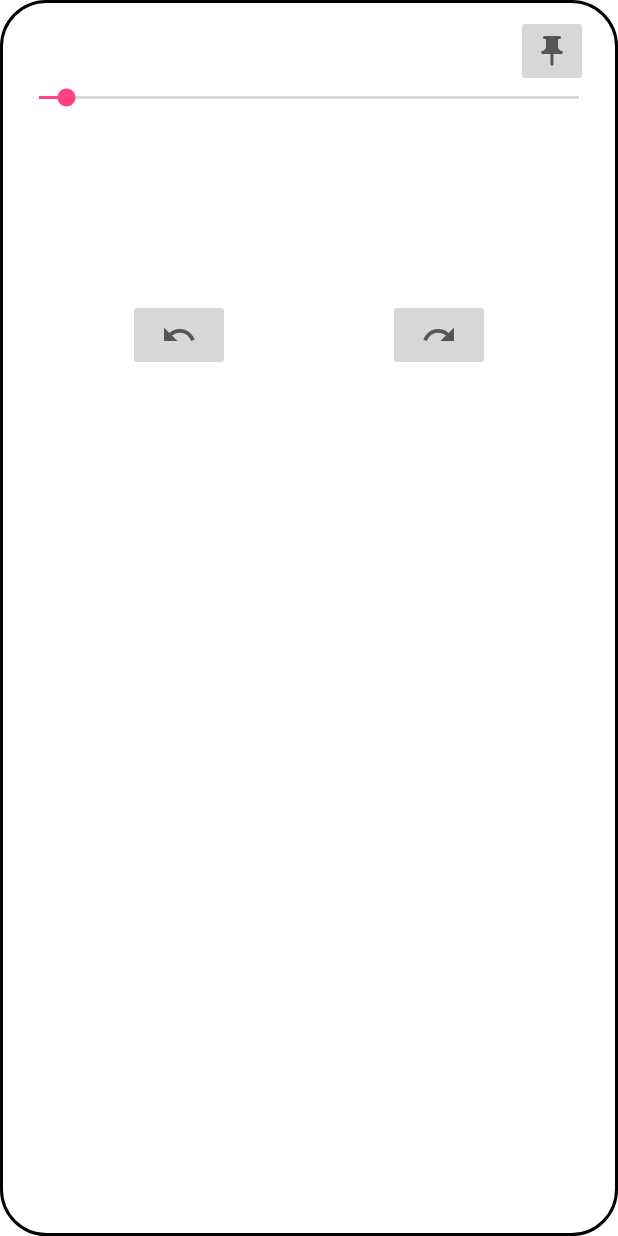
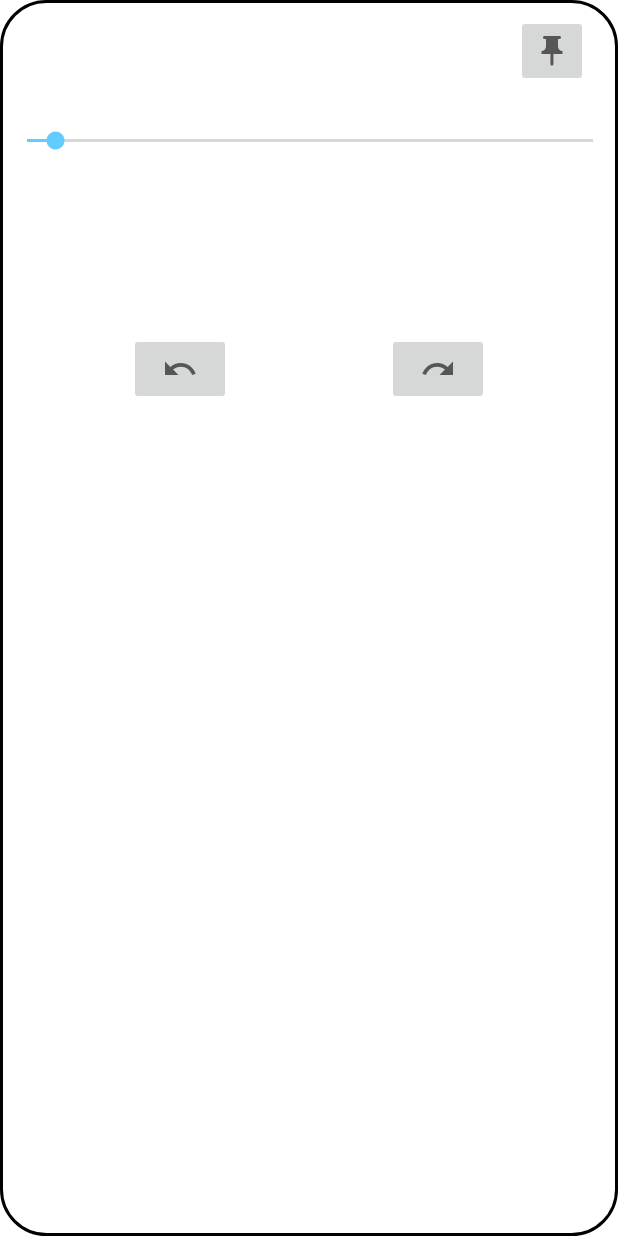
Before and after one commit to l3ger0j/Simple-Dimple-Draw, an Android app: the layout popup_fab.xml on its own in the app's theme, with its tools: preview values and no code run, on a phone screen of 412 x 824 dp. Run offline under Robolectric (Android 15) with nearby library versions, the phone set to English and light mode, and no system bars.

Commit message:
Update to 1.7.6-rc.4 I hope this is the last prerelease commit

```diff
--- a/app/build.gradle
+++ b/app/build.gradle
@@ -11,8 +11,8 @@ android {
         applicationId "org.l3ger0j.simpledimpledraw"
         minSdk 21
         targetSdk 32
-        versionCode 13
-        versionName "1.7.5-rc.4"
+        versionCode 14
+        versionName "1.7.6-rc.4"
 
         testInstrumentationRunner "androidx.test.runner.AndroidJUnitRunner"
     }
--- a/app/src/main/java/org/l3ger0j/simpledimpledraw/MainActivity.java
+++ b/app/src/main/java/org/l3ger0j/simpledimpledraw/MainActivity.java
@@ -425,6 +425,7 @@ public class MainActivity extends AppCompatActivity implements ColorPickerDialog
     @Override
     public void onStopTrackingTouch(@NonNull SeekBar seekBar) {
         simpleDimpleDrawingView.setStroke(seekBar.getProgress());
+        shapeManager.mStrokeWidth = seekBar.getProgress();
     }
     // endregion
 
@@ -468,8 +469,10 @@ public class MainActivity extends AppCompatActivity implements ColorPickerDialog
     public void onColorSelected(int dialogId , int color) {
         if (dialogId == 1) {
             simpleDimpleDrawingView.setBackgroundColor(color);
+            popupWindowBuilder.setBackgroundColor(color);
         } else if (dialogId == 2) {
             simpleDimpleDrawingView.setColor(color);
+            shapeManager.mStrokeColor = color;
         }
     }
 
--- /dev/null
+++ b/app/src/main/res/drawable/baseline_circle_24.xml
@@ -0,0 +1,5 @@
+<vector android:height="34dp" android:tint="#C1C1C1"
+    android:viewportHeight="24" android:viewportWidth="24"
+    android:width="34dp" xmlns:android="http://schemas.android.com/apk/res/android">
+    <path android:fillColor="@android:color/white" android:pathData="M12,2C6.47,2 2,6.47 2,12s4.47,10 10,10 10,-4.47 10,-10S17.53,2 12,2z"/>
+</vector>
--- a/app/src/main/res/layout/popup_capture_menu.xml
+++ b/app/src/main/res/layout/popup_capture_menu.xml
@@ -1,5 +1,6 @@
 <?xml version="1.0" encoding="utf-8"?>
-<LinearLayout xmlns:android="http://schemas.android.com/apk/res/android"
+<LinearLayout
+    xmlns:android="http://schemas.android.com/apk/res/android"
     xmlns:app="http://schemas.android.com/apk/res-auto"
     android:orientation="horizontal"
     android:layout_width="match_parent"
--- a/app/src/main/res/layout/popup_clear.xml
+++ b/app/src/main/res/layout/popup_clear.xml
@@ -1,6 +1,7 @@
 <?xml version="1.0" encoding="utf-8"?>
 <LinearLayout xmlns:android="http://schemas.android.com/apk/res/android"
     xmlns:app="http://schemas.android.com/apk/res-auto"
+    android:background="@android:color/transparent"
     android:layout_width="match_parent"
     android:layout_height="match_parent">
 
--- a/app/src/main/res/layout/popup_color_setting.xml
+++ b/app/src/main/res/layout/popup_color_setting.xml
@@ -2,6 +2,7 @@
 <LinearLayout
     xmlns:android="http://schemas.android.com/apk/res/android"
     xmlns:app="http://schemas.android.com/apk/res-auto"
+    android:background="@android:color/transparent"
     android:layout_width="match_parent"
     android:layout_height="match_parent">
 
--- a/app/src/main/res/layout/popup_fab.xml
+++ b/app/src/main/res/layout/popup_fab.xml
@@ -1,6 +1,8 @@
 <?xml version="1.0" encoding="utf-8"?>
-<RelativeLayout xmlns:android="http://schemas.android.com/apk/res/android"
+<androidx.constraintlayout.widget.ConstraintLayout xmlns:android="http://schemas.android.com/apk/res/android"
     xmlns:app="http://schemas.android.com/apk/res-auto"
+    xmlns:tools="http://schemas.android.com/tools"
+    android:id="@+id/relativeLayout"
     android:layout_width="match_parent"
     android:layout_height="match_parent"
     android:background="@drawable/custom_border"
@@ -8,60 +10,66 @@
 
     <SeekBar
         android:id="@+id/seekBar"
-        android:layout_width="match_parent"
+        android:layout_width="409dp"
         android:layout_height="40dp"
-        android:layout_alignParentTop="true"
-        android:layout_marginTop="35dp"
-        android:progress="5" />
+        android:layout_marginTop="64dp"
+        android:layout_marginBottom="35dp"
+        android:progress="5"
+        app:layout_constraintBottom_toTopOf="@+id/textView"
+        app:layout_constraintEnd_toEndOf="parent"
+        app:layout_constraintStart_toStartOf="parent"
+        app:layout_constraintTop_toTopOf="parent" />
 
     <TextView
         android:id="@+id/textView"
-        android:layout_width="370dp"
-        android:layout_height="43dp"
-        android:layout_below="@+id/seekBar"
-        android:layout_centerHorizontal="true"
+        android:layout_width="wrap_content"
+        android:layout_height="wrap_content"
         android:layout_marginTop="35dp"
         android:fontFamily="sans-serif"
         android:textAlignment="center"
         android:textSize="24sp"
         android:textStyle="bold"
-        android:typeface="normal" />
+        android:typeface="normal"
+        app:layout_constraintLeft_toLeftOf="parent"
+        app:layout_constraintRight_toRightOf="parent"
+        app:layout_constraintTop_toBottomOf="@+id/seekBar" />
 
     <ImageButton
         android:id="@+id/turnMoveDialog"
         style="@android:style/Widget.Material.ImageButton"
         android:layout_width="wrap_content"
         android:layout_height="wrap_content"
-        android:layout_alignParentEnd="true"
         android:layout_marginEnd="10dp"
         android:contentDescription="@android:string/untitled"
         android:minWidth="48dp"
         android:minHeight="48dp"
+        app:layout_constraintEnd_toEndOf="parent"
+        app:layout_constraintTop_toTopOf="parent"
         app:srcCompat="@drawable/baseline_push_pin_24" />
 
     <ImageButton
         android:id="@+id/redoButton"
         android:layout_width="68dp"
         android:layout_height="wrap_content"
-        android:layout_below="@+id/textView"
-        android:layout_alignParentEnd="true"
-        android:layout_marginTop="35dp"
-        android:layout_marginEnd="75dp"
+        android:layout_marginTop="40dp"
+        android:layout_marginEnd="76dp"
         android:contentDescription="@string/redo_button"
         android:minHeight="48dp"
         android:rotationY="180"
+        app:layout_constraintEnd_toEndOf="parent"
+        app:layout_constraintTop_toBottomOf="@+id/textView"
         app:srcCompat="@drawable/baseline_undo_24" />
 
     <ImageButton
         android:id="@+id/undoButton"
         android:layout_width="68dp"
         android:layout_height="wrap_content"
-        android:layout_below="@+id/textView"
-        android:layout_alignParentStart="true"
-        android:layout_marginStart="75dp"
-        android:layout_marginTop="35dp"
+        android:layout_marginStart="76dp"
+        android:layout_marginTop="40dp"
         android:contentDescription="@string/undo_button"
         android:minHeight="48dp"
+        app:layout_constraintStart_toStartOf="parent"
+        app:layout_constraintTop_toBottomOf="@+id/textView"
         app:srcCompat="@drawable/baseline_undo_24" />
 
-</RelativeLayout>
+</androidx.constraintlayout.widget.ConstraintLayout>
--- a/app/src/main/res/menu/bottom_appbar_menu.xml
+++ b/app/src/main/res/menu/bottom_appbar_menu.xml
@@ -1,6 +1,5 @@
 <?xml version="1.0" encoding="utf-8"?>
-<menu xmlns:android="http://schemas.android.com/apk/res/android"
-    xmlns:app="http://schemas.android.com/apk/res-auto">
+<menu xmlns:android="http://schemas.android.com/apk/res/android">
 
     <item
         android:id="@+id/appBarMenu"
--- a/app/src/main/res/values/colors.xml
+++ b/app/src/main/res/values/colors.xml
@@ -1,6 +1,7 @@
 <?xml version="1.0" encoding="utf-8"?>
 <resources>
-    <color name="colorPrimary">#3F51B5</color>
-    <color name="colorPrimaryDark">#303F9F</color>
-    <color name="colorAccent">#FF4081</color>
+    <color name="colorPrimary">#039be5</color>
+    <color name="colorAccent">#63ccff</color>
+    <color name="colorPrimaryDark">#006db3</color>
+    <color name="colorPrimaryText">#000000</color>
 </resources>
```
Also changed, not shown: app/src/main/java/org/l3ger0j/simpledimpledraw/PopupWindowBuilder.java (+9 -0 lines), app/src/main/java/org/l3ger0j/simpledimpledraw/ShapeManager.java (+20 -14 lines), app/src/main/res/drawable/gray_circle.webp (deleted).
